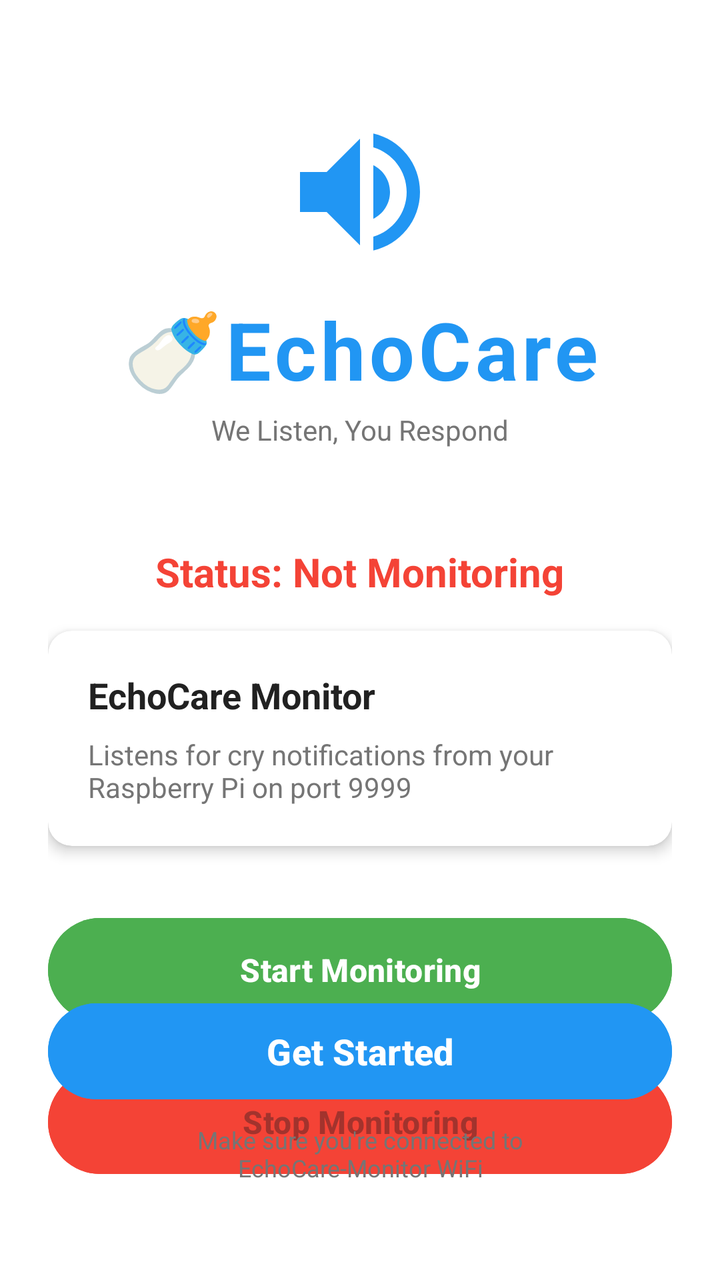
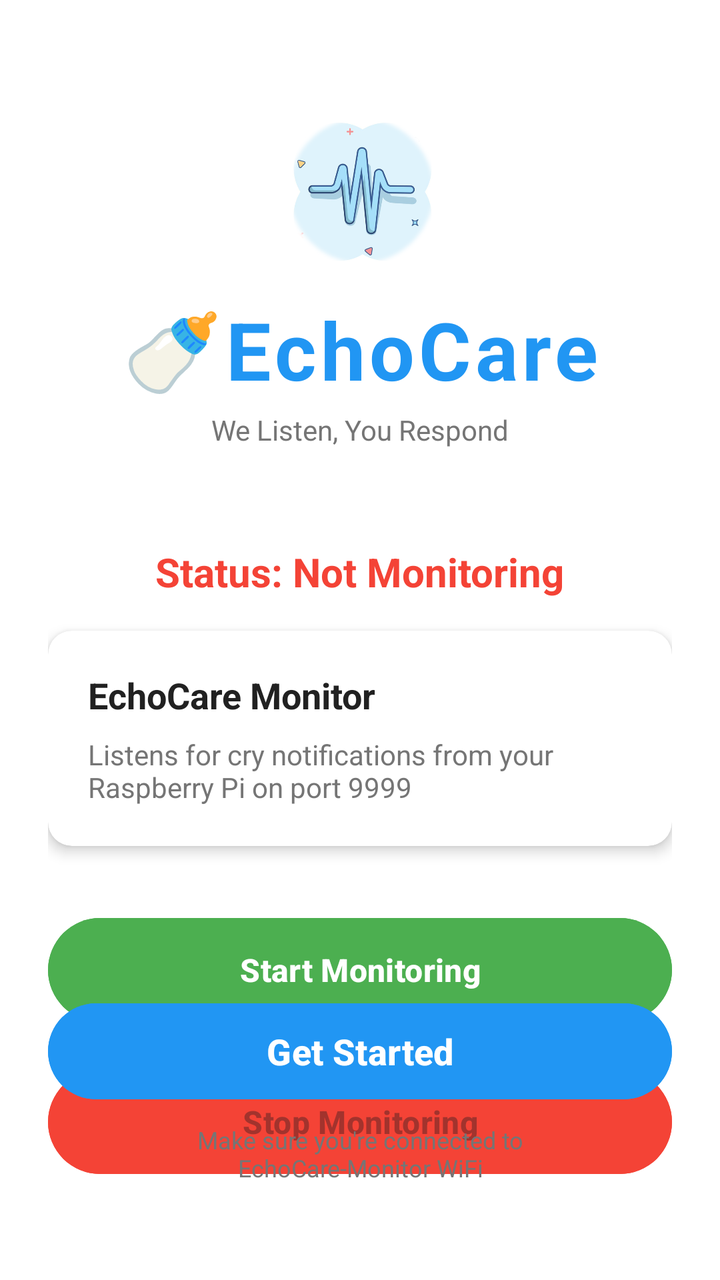

An Android layout rendered at two revisions. The XML below is the earlier revision; the diff shows what the commit changed to produce the second picture.
<!-- AndroidManifest.xml: activity theme AppTheme -->
<!-- res/layout/activity_main.xml -->
<?xml version="1.0" encoding="utf-8"?>
<FrameLayout
    xmlns:android="http://schemas.android.com/apk/res/android"
    xmlns:app="http://schemas.android.com/apk/res-auto"
    android:layout_width="match_parent"
    android:layout_height="match_parent">

    
    
    
    
    <LinearLayout
        android:id="@+id/layoutMainApp"
        android:layout_width="match_parent"
        android:layout_height="match_parent"
        android:orientation="vertical"
        android:visibility="gone">

        
        <androidx.fragment.app.FragmentContainerView
            android:id="@+id/navHostFragment"
            android:name="androidx.navigation.fragment.NavHostFragment"
            android:layout_width="match_parent"
            android:layout_height="0dp"
            android:layout_weight="1"
            app:defaultNavHost="true"
            app:navGraph="@navigation/nav_graph" />

        
        <com.google.android.material.bottomnavigation.BottomNavigationView
            android:id="@+id/bottomNavigation"
            android:layout_width="match_parent"
            android:layout_height="wrap_content"
            android:background="@color/surface"
            app:menu="@menu/bottom_nav_menu"
            app:labelVisibilityMode="labeled"
            app:itemIconTint="@color/bottom_nav_color"
            app:itemTextColor="@color/bottom_nav_color" />

    </LinearLayout>

    
    
    
    
    <androidx.constraintlayout.widget.ConstraintLayout
        android:id="@+id/layoutLanding"
        android:layout_width="match_parent"
        android:layout_height="match_parent"
        android:padding="24dp"
        android:background="@color/background_light">

        
        
        <ImageView
            android:id="@+id/iconSoundwave"
            android:layout_width="80dp"
            android:layout_height="80dp"
            android:src="@drawable/ic_soundwave"
            android:contentDescription="EchoCare sound wave icon"
            app:layout_constraintTop_toTopOf="parent"
            app:layout_constraintStart_toStartOf="parent"
            app:layout_constraintEnd_toEndOf="parent"
            android:layout_marginTop="32dp" />

        
        <TextView
            android:id="@+id/titleTextView"
            android:layout_width="wrap_content"
            android:layout_height="wrap_content"
            android:text="@string/app_name"
            android:textSize="40sp"
            android:textStyle="bold"
            android:textColor="@color/primary"
            android:letterSpacing="0.05"
            app:layout_constraintTop_toBottomOf="@id/iconSoundwave"
            app:layout_constraintStart_toStartOf="parent"
            app:layout_constraintEnd_toEndOf="parent"
            android:layout_marginTop="12dp" />

        
        <TextView
            android:id="@+id/taglineTextView"
            android:layout_width="wrap_content"
            android:layout_height="wrap_content"
            android:text="@string/tagline"
            android:textSize="14sp"
            android:textColor="@color/text_secondary"
            android:fontStyle="italic"
            app:layout_constraintTop_toBottomOf="@id/titleTextView"
            app:layout_constraintStart_toStartOf="parent"
            app:layout_constraintEnd_toEndOf="parent"
            android:layout_marginTop="4dp" />

        
        <TextView
            android:id="@+id/statusTextView"
            android:layout_width="wrap_content"
            android:layout_height="wrap_content"
            android:text="Status: Not Monitoring"
            android:textSize="20sp"
            android:textStyle="bold"
            android:textColor="@color/offline_red"
            app:layout_constraintTop_toBottomOf="@id/taglineTextView"
            app:layout_constraintStart_toStartOf="parent"
            app:layout_constraintEnd_toEndOf="parent"
            android:layout_marginTop="48dp" />

        
        <androidx.cardview.widget.CardView
            android:id="@+id/infoCard"
            android:layout_width="0dp"
            android:layout_height="wrap_content"
            app:cardCornerRadius="12dp"
            app:cardElevation="4dp"
            app:cardBackgroundColor="@color/card_background_light"
            app:layout_constraintTop_toBottomOf="@id/statusTextView"
            app:layout_constraintStart_toStartOf="parent"
            app:layout_constraintEnd_toEndOf="parent"
            android:layout_marginTop="16dp">

            <LinearLayout
                android:layout_width="match_parent"
                android:layout_height="wrap_content"
                android:orientation="vertical"
                android:padding="20dp">

                <TextView
                    android:layout_width="wrap_content"
                    android:layout_height="wrap_content"
                    android:text="@string/landing_monitor_title"
                    android:textSize="18sp"
                    android:textStyle="bold"
                    android:textColor="@color/text_primary_light" />

                <TextView
                    android:layout_width="wrap_content"
                    android:layout_height="wrap_content"
                    android:text="@string/landing_monitor_description"
                    android:textSize="14sp"
                    android:textColor="@color/text_secondary"
                    android:layout_marginTop="8dp" />

            </LinearLayout>

        </androidx.cardview.widget.CardView>

        
        <Button
            android:id="@+id/startButton"
            android:layout_width="0dp"
            android:layout_height="60dp"
            android:text="Start Monitoring"
            android:textSize="16sp"
            android:textStyle="bold"
            android:backgroundTint="@color/online_green"
            app:layout_constraintTop_toBottomOf="@id/infoCard"
            app:layout_constraintStart_toStartOf="parent"
            app:layout_constraintEnd_toEndOf="parent"
            android:layout_marginTop="32dp" />

        
        <Button
            android:id="@+id/stopButton"
            android:layout_width="0dp"
            android:layout_height="60dp"
            android:text="Stop Monitoring"
            android:textSize="16sp"
            android:textStyle="bold"
            android:backgroundTint="@color/offline_red"
            android:enabled="false"
            app:layout_constraintTop_toBottomOf="@id/startButton"
            app:layout_constraintStart_toStartOf="parent"
            app:layout_constraintEnd_toEndOf="parent"
            android:layout_marginTop="16dp" />

        
        <Button
            android:id="@+id/btnGetStarted"
            android:layout_width="0dp"
            android:layout_height="56dp"
            android:text="@string/get_started"
            android:textSize="18sp"
            android:textStyle="bold"
            android:textAllCaps="false"
            android:backgroundTint="@color/primary"
            android:textColor="@color/white"
            app:layout_constraintStart_toStartOf="parent"
            app:layout_constraintEnd_toEndOf="parent"
            app:layout_constraintBottom_toTopOf="@id/connectionInfoTextView"
            android:layout_marginBottom="8dp" />

        
        <TextView
            android:id="@+id/connectionInfoTextView"
            android:layout_width="wrap_content"
            android:layout_height="wrap_content"
            android:text="@string/landing_wifi_reminder"
            android:textSize="12sp"
            android:textColor="@color/text_secondary"
            android:textAlignment="center"
            android:gravity="center"
            app:layout_constraintBottom_toBottomOf="parent"
            app:layout_constraintStart_toStartOf="parent"
            app:layout_constraintEnd_toEndOf="parent"
            android:layout_marginBottom="24dp" />

    </androidx.constraintlayout.widget.ConstraintLayout>

</FrameLayout>
<!-- resources referenced by this layout -->
<resources>
  <color name="background_light">#FFFFFF</color>
  <color name="card_background_light">#FFFFFF</color>
  <color name="offline_red">#F44336</color>
  <color name="online_green">#4CAF50</color>
  <color name="primary">#2196F3</color>
  <color name="surface">#FFFFFF</color>
  <color name="text_primary_light">#212121</color>
  <color name="text_secondary">#757575</color>
  <color name="white">#FFFFFF</color>
  <!-- drawable ic_soundwave (drawable) -->
  <vector xmlns:android="http://schemas.android.com/apk/res/android"
      android:width="80dp"
      android:height="80dp"
      android:viewportWidth="24"
      android:viewportHeight="24">
      <path
          android:fillColor="@color/primary"
          android:pathData="M3,9v6h4l5,5V4L7,9H3zM16.5,12c0,-1.77 -1.02,-3.29 -2.5,-4.03v8.05c1.48,-0.73 2.5,-2.25 2.5,-4.02zM14,3.23v2.06c2.89,0.86 5,3.54 5,6.71s-2.11,5.85 -5,6.71v2.06c4.01,-0.91 7,-4.49 7,-8.77s-2.99,-7.86 -7,-8.77z"/>
  </vector>
  <string name="app_name">🍼EchoCare</string>
  <string name="get_started">Get Started</string>
  <string name="landing_monitor_description">Listens for cry notifications from your Raspberry Pi on port 9999</string>
  <string name="landing_monitor_title">EchoCare Monitor</string>
  <string name="landing_wifi_reminder">Make sure you\'re connected to\nEchoCare-Monitor WiFi</string>
  <string name="tagline">We Listen, You Respond</string>
  <style name="AppTheme" parent="Theme.Material3.Light.NoActionBar">
          <item name="colorPrimary">#2196F3</item>
          <item name="colorPrimaryDark">#1976D2</item>
          <item name="colorAccent">#FF4081</item>
      </style>
</resources>

<!-- the commit's change to res/layout/activity_main.xml (unified diff, before → after) -->
@@ -42,7 +42,6 @@
     
     
     
-    
     <androidx.constraintlayout.widget.ConstraintLayout
         android:id="@+id/layoutLanding"
         android:layout_width="match_parent"
@@ -56,7 +55,7 @@
             android:id="@+id/iconSoundwave"
             android:layout_width="80dp"
             android:layout_height="80dp"
-            android:src="@drawable/ic_soundwave"
+            android:src="@drawable/logo"
             android:contentDescription="EchoCare sound wave icon"
             app:layout_constraintTop_toTopOf="parent"
             app:layout_constraintStart_toStartOf="parent"
<!-- resource entries referenced after the edit -->
@@ -9,16 +9,7 @@
   <color name="text_primary_light">#212121</color>
   <color name="text_secondary">#757575</color>
   <color name="white">#FFFFFF</color>
-  <!-- drawable ic_soundwave (drawable) -->
-  <vector xmlns:android="http://schemas.android.com/apk/res/android"
-      android:width="80dp"
-      android:height="80dp"
-      android:viewportWidth="24"
-      android:viewportHeight="24">
-      <path
-          android:fillColor="@color/primary"
-          android:pathData="M3,9v6h4l5,5V4L7,9H3zM16.5,12c0,-1.77 -1.02,-3.29 -2.5,-4.03v8.05c1.48,-0.73 2.5,-2.25 2.5,-4.02zM14,3.23v2.06c2.89,0.86 5,3.54 5,6.71s-2.11,5.85 -5,6.71v2.06c4.01,-0.91 7,-4.49 7,-8.77s-2.99,-7.86 -7,-8.77z"/>
-  </vector>
+  <!-- drawable logo: png bitmap (drawable, 103807 bytes) -->
   <string name="app_name">🍼EchoCare</string>
   <string name="get_started">Get Started</string>
   <string name="landing_monitor_description">Listens for cry notifications from your Raspberry Pi on port 9999</string>
